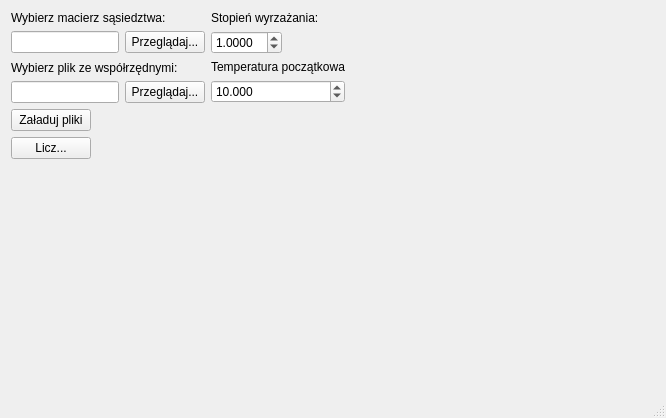
Before: the Qt Designer form mainwindow.ui in almendar/tsp-sa, drawn with Qt 5.
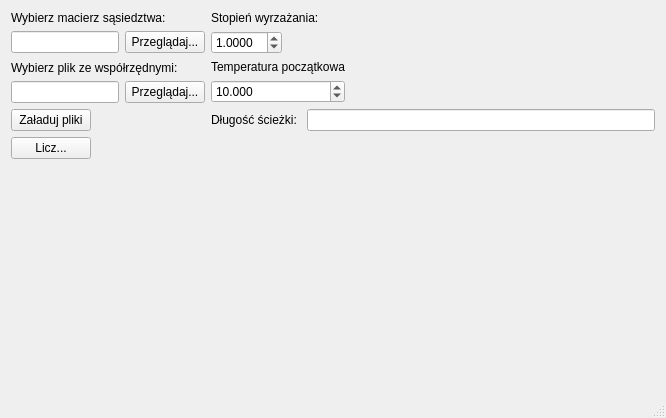
After: the same form once the commit is applied.

The edit to the form file:
```diff
--- a/mainwindow.ui
+++ b/mainwindow.ui
@@ -214,6 +214,24 @@
         </item>
        </layout>
       </item>
+      <item row="3" column="1">
+       <layout class="QHBoxLayout" name="horizontalLayout">
+        <item>
+         <widget class="QLabel" name="label_5">
+          <property name="text">
+           <string>Długość ścieżki: </string>
+          </property>
+         </widget>
+        </item>
+        <item>
+         <widget class="QLineEdit" name="lineEdit_3">
+          <property name="readOnly">
+           <bool>true</bool>
+          </property>
+         </widget>
+        </item>
+       </layout>
+      </item>
      </layout>
     </item>
    </layout>
```
